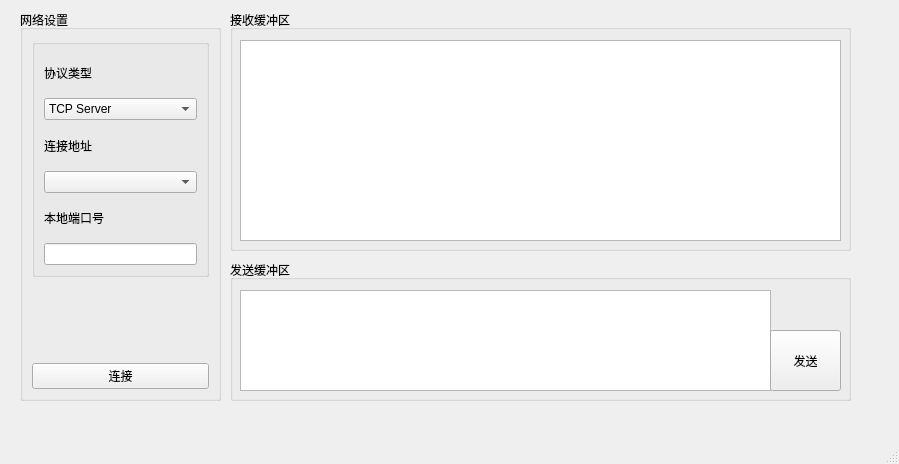
First picture: the form in MainWindow.ui, repository yangpf92/nettool_for_mac, before the edit.
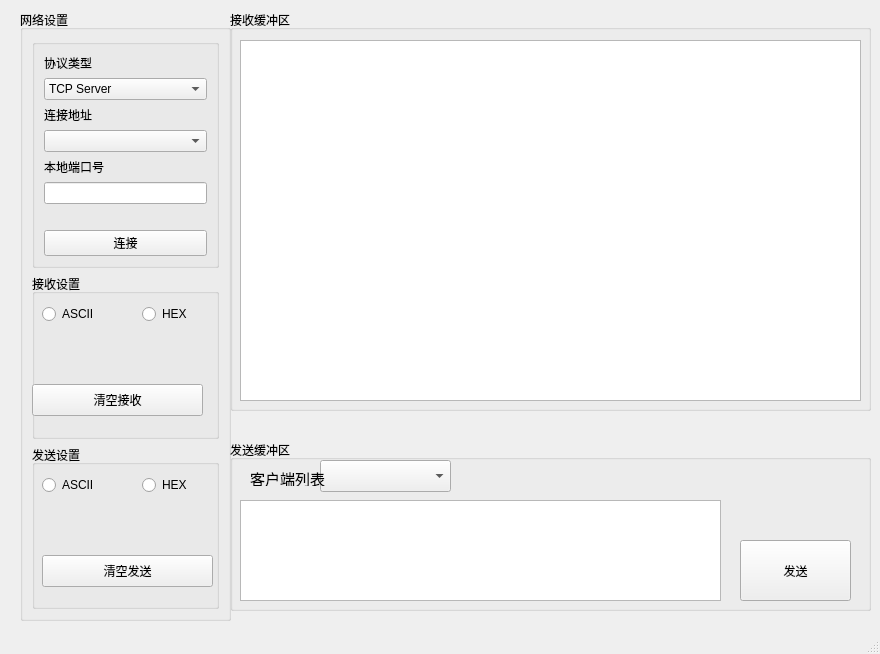
Second picture: the form after the edit.

Commit message: 界面调整

Patch:
```diff
--- a/MainWindow.ui
+++ b/MainWindow.ui
@@ -6,8 +6,8 @@
    <rect>
     <x>0</x>
     <y>0</y>
-    <width>899</width>
-    <height>464</height>
+    <width>880</width>
+    <height>654</height>
    </rect>
   </property>
   <property name="windowTitle">
@@ -19,8 +19,8 @@
      <rect>
       <x>20</x>
       <y>10</y>
-      <width>201</width>
-      <height>391</height>
+      <width>211</width>
+      <height>611</height>
      </rect>
     </property>
     <property name="title">
@@ -87,66 +87,158 @@
         <item>
          <widget class="QLineEdit" name="lineEditNetPort"/>
         </item>
+        <item>
+         <spacer name="horizontalSpacer">
+          <property name="orientation">
+           <enum>Qt::Horizontal</enum>
+          </property>
+          <property name="sizeHint" stdset="0">
+           <size>
+            <width>40</width>
+            <height>5</height>
+           </size>
+          </property>
+         </spacer>
+        </item>
+        <item>
+         <spacer name="horizontalSpacer_2">
+          <property name="orientation">
+           <enum>Qt::Horizontal</enum>
+          </property>
+          <property name="sizeHint" stdset="0">
+           <size>
+            <width>40</width>
+            <height>5</height>
+           </size>
+          </property>
+         </spacer>
+        </item>
+        <item>
+         <spacer name="horizontalSpacer_3">
+          <property name="orientation">
+           <enum>Qt::Horizontal</enum>
+          </property>
+          <property name="sizeHint" stdset="0">
+           <size>
+            <width>40</width>
+            <height>5</height>
+           </size>
+          </property>
+         </spacer>
+        </item>
+        <item>
+         <spacer name="horizontalSpacer_4">
+          <property name="orientation">
+           <enum>Qt::Horizontal</enum>
+          </property>
+          <property name="sizeHint" stdset="0">
+           <size>
+            <width>40</width>
+            <height>5</height>
+           </size>
+          </property>
+         </spacer>
+        </item>
+        <item>
+         <widget class="QPushButton" name="buttonNetConnect">
+          <property name="text">
+           <string>连接</string>
+          </property>
+         </widget>
+        </item>
        </layout>
       </widget>
      </item>
      <item>
-      <spacer name="horizontalSpacer_4">
-       <property name="orientation">
-        <enum>Qt::Horizontal</enum>
+      <widget class="QGroupBox" name="groupBox_5">
+       <property name="title">
+        <string>接收设置</string>
        </property>
-       <property name="sizeHint" stdset="0">
-        <size>
-         <width>122</width>
-         <height>20</height>
-        </size>
-       </property>
-      </spacer>
+       <widget class="QPushButton" name="pushButton_2">
+        <property name="geometry">
+         <rect>
+          <x>0</x>
+          <y>110</y>
+          <width>171</width>
+          <height>32</height>
+         </rect>
+        </property>
+        <property name="text">
+         <string>清空接收</string>
+        </property>
+       </widget>
+       <widget class="QRadioButton" name="radioButton_3">
+        <property name="geometry">
+         <rect>
+          <x>10</x>
+          <y>30</y>
+          <width>61</width>
+          <height>20</height>
+         </rect>
+        </property>
+        <property name="text">
+         <string>ASCII</string>
+        </property>
+       </widget>
+       <widget class="QRadioButton" name="radioButton_4">
+        <property name="geometry">
+         <rect>
+          <x>110</x>
+          <y>30</y>
+          <width>61</width>
+          <height>20</height>
+         </rect>
+        </property>
+        <property name="text">
+         <string>HEX</string>
+        </property>
+       </widget>
+      </widget>
      </item>
      <item>
-      <spacer name="horizontalSpacer_8">
-       <property name="orientation">
-        <enum>Qt::Horizontal</enum>
+      <widget class="QGroupBox" name="groupBox_6">
+       <property name="title">
+        <string>发送设置</string>
        </property>
-       <property name="sizeHint" stdset="0">
-        <size>
-         <width>122</width>
-         <height>20</height>
-        </size>
-       </property>
-      </spacer>
-     </item>
-     <item>
-      <spacer name="horizontalSpacer_10">
-       <property name="orientation">
-        <enum>Qt::Horizontal</enum>
-       </property>
-       <property name="sizeHint" stdset="0">
-        <size>
-         <width>122</width>
-         <height>20</height>
-        </size>
-       </property>
-      </spacer>
-     </item>
-     <item>
-      <spacer name="horizontalSpacer_5">
-       <property name="orientation">
-        <enum>Qt::Horizontal</enum>
-       </property>
-       <property name="sizeHint" stdset="0">
-        <size>
-         <width>122</width>
-         <height>20</height>
-        </size>
-       </property>
-      </spacer>
-     </item>
-     <item>
-      <widget class="QPushButton" name="buttonNetConnect">
-       <property name="text">
-        <string>连接</string>
-       </property>
+       <widget class="QPushButton" name="pushButton">
+        <property name="geometry">
+         <rect>
+          <x>10</x>
+          <y>110</y>
+          <width>171</width>
+          <height>32</height>
+         </rect>
+        </property>
+        <property name="text">
+         <string>清空发送</string>
+        </property>
+       </widget>
+       <widget class="QRadioButton" name="radioButton">
+        <property name="geometry">
+         <rect>
+          <x>10</x>
+          <y>30</y>
+          <width>61</width>
+          <height>20</height>
+         </rect>
+        </property>
+        <property name="text">
+         <string>ASCII</string>
+        </property>
+       </widget>
+       <widget class="QRadioButton" name="radioButton_2">
+        <property name="geometry">
+         <rect>
+          <x>110</x>
+          <y>30</y>
+          <width>61</width>
+          <height>20</height>
+         </rect>
+        </property>
+        <property name="text">
+         <string>HEX</string>
+        </property>
+       </widget>
       </widget>
      </item>
     </layout>
@@ -156,8 +248,8 @@
      <rect>
       <x>230</x>
       <y>10</y>
-      <width>621</width>
-      <height>241</height>
+      <width>641</width>
+      <height>401</height>
      </rect>
     </property>
     <property name="title">
@@ -168,8 +260,8 @@
       <rect>
        <x>10</x>
        <y>30</y>
-       <width>601</width>
-       <height>201</height>
+       <width>621</width>
+       <height>361</height>
       </rect>
      </property>
     </widget>
@@ -178,9 +270,9 @@
     <property name="geometry">
      <rect>
       <x>230</x>
-      <y>260</y>
-      <width>621</width>
-      <height>141</height>
+      <y>440</y>
+      <width>641</width>
+      <height>171</height>
      </rect>
     </property>
     <property name="title">
@@ -190,8 +282,8 @@
      <property name="geometry">
       <rect>
        <x>10</x>
-       <y>30</y>
-       <width>531</width>
+       <y>60</y>
+       <width>481</width>
        <height>101</height>
       </rect>
      </property>
@@ -199,9 +291,9 @@
     <widget class="QPushButton" name="buttonSend">
      <property name="geometry">
       <rect>
-       <x>540</x>
-       <y>70</y>
-       <width>71</width>
+       <x>510</x>
+       <y>100</y>
+       <width>111</width>
        <height>61</height>
       </rect>
      </property>
@@ -209,6 +301,34 @@
       <string>发送</string>
      </property>
     </widget>
+    <widget class="QComboBox" name="comboBox">
+     <property name="geometry">
+      <rect>
+       <x>90</x>
+       <y>20</y>
+       <width>131</width>
+       <height>32</height>
+      </rect>
+     </property>
+    </widget>
+    <widget class="QLabel" name="label_4">
+     <property name="geometry">
+      <rect>
+       <x>20</x>
+       <y>30</y>
+       <width>81</width>
+       <height>16</height>
+      </rect>
+     </property>
+     <property name="font">
+      <font>
+       <pointsize>11</pointsize>
+      </font>
+     </property>
+     <property name="text">
+      <string>客户端列表</string>
+     </property>
+    </widget>
    </widget>
   </widget>
   <widget class="QStatusBar" name="statusbar"/>
```
The commit also changes 1 other file.
